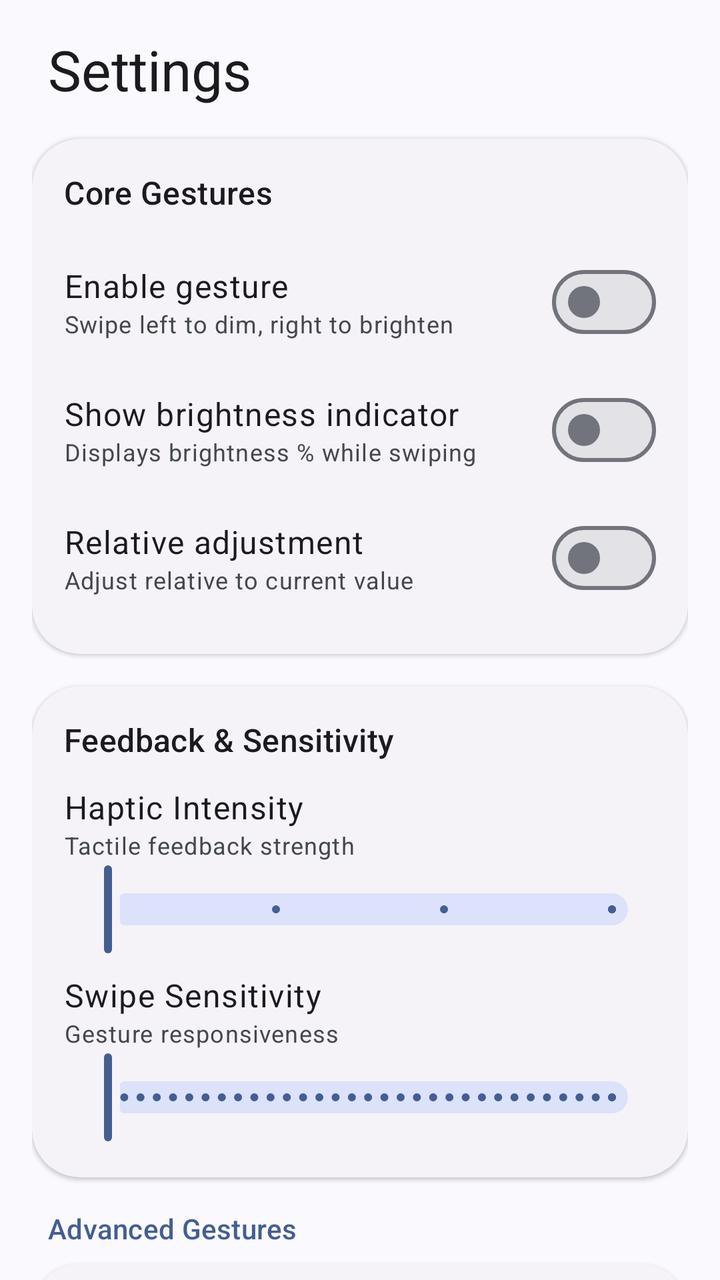
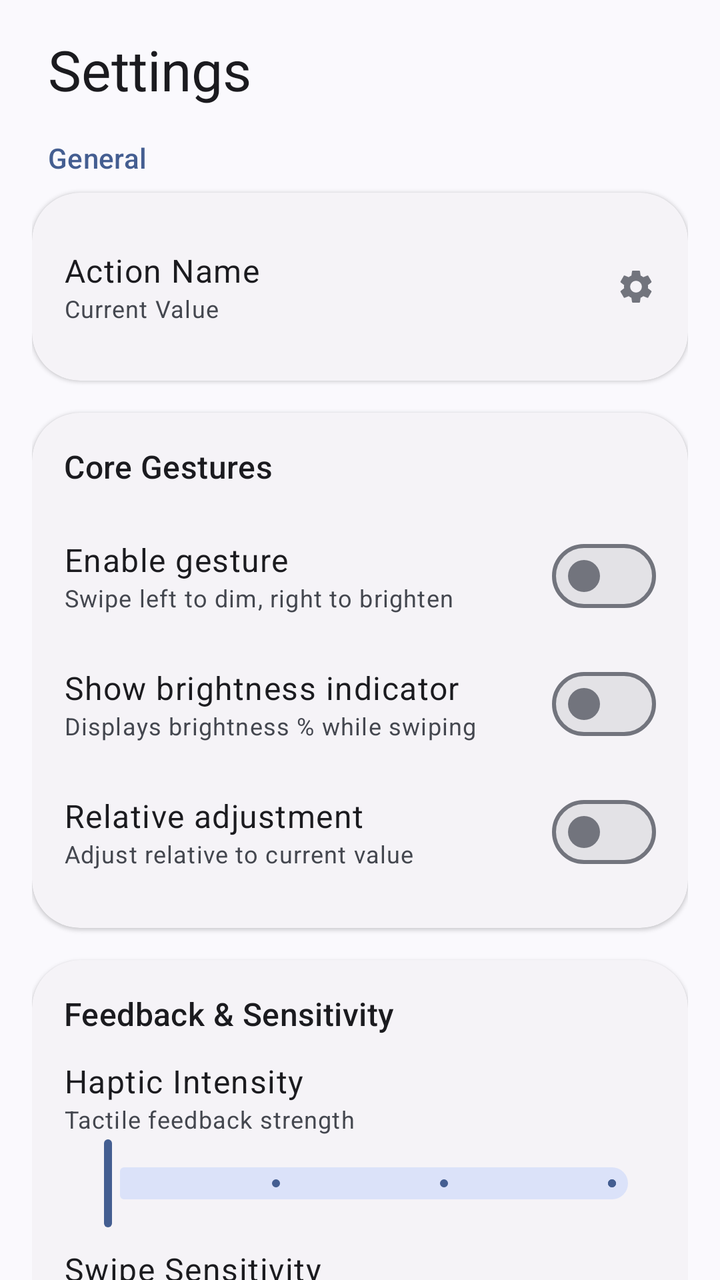

Before-and-after screenshots of an Android layout around one commit, followed by the original layout XML and the change that was made.
<!-- AndroidManifest.xml: application theme Theme.betterstatusbar -->
<!-- res/layout/fragment_settings.xml -->
<?xml version="1.0" encoding="utf-8"?>
<androidx.core.widget.NestedScrollView xmlns:android="http://schemas.android.com/apk/res/android"
    xmlns:app="http://schemas.android.com/apk/res-auto"
    android:layout_width="match_parent"
    android:layout_height="match_parent"
    android:background="?android:attr/windowBackground">

    <LinearLayout
        android:layout_width="match_parent"
        android:layout_height="wrap_content"
        android:orientation="vertical"
        android:padding="16dp">

        
        <TextView
            android:layout_width="wrap_content"
            android:layout_height="wrap_content"
            android:layout_marginStart="8dp"
            android:layout_marginBottom="16dp"
            android:text="@string/settings_title"
            android:textAppearance="?attr/textAppearanceHeadlineMedium" />

        
        <com.google.android.material.card.MaterialCardView
            style="?attr/materialCardViewElevatedStyle"
            android:layout_width="match_parent"
            android:layout_height="wrap_content"
            android:layout_marginBottom="16dp"
            app:cardCornerRadius="24dp">

            <LinearLayout
                android:layout_width="match_parent"
                android:layout_height="wrap_content"
                android:orientation="vertical"
                android:padding="16dp">

                <TextView
                    android:layout_width="wrap_content"
                    android:layout_height="wrap_content"
                    android:layout_marginBottom="12dp"
                    android:text="@string/core_gestures_title"
                    android:textAppearance="?attr/textAppearanceTitleMedium" />

                
                <LinearLayout
                    android:id="@+id/row_enable_gesture"
                    android:layout_width="match_parent"
                    android:layout_height="wrap_content"
                    android:gravity="center_vertical"
                    android:orientation="horizontal"
                    android:paddingVertical="8dp">
                    <LinearLayout
                        android:layout_width="0dp"
                        android:layout_height="wrap_content"
                        android:layout_weight="1"
                        android:orientation="vertical">
                        <TextView
                            android:layout_width="wrap_content"
                            android:layout_height="wrap_content"
                            android:text="@string/enable_gesture_title"
                            android:textAppearance="?attr/textAppearanceBodyLarge" />
                        <TextView
                            android:layout_width="wrap_content"
                            android:layout_height="wrap_content"
                            android:text="@string/enable_gesture_summary"
                            android:textAppearance="?attr/textAppearanceBodySmall"
                            android:textColor="?android:attr/textColorSecondary" />
                    </LinearLayout>
                    <com.google.android.material.materialswitch.MaterialSwitch
                        android:id="@+id/sw_gesture"
                        android:layout_width="wrap_content"
                        android:layout_height="wrap_content" />
                </LinearLayout>

                
                <LinearLayout
                    android:id="@+id/row_show_indicator"
                    android:layout_width="match_parent"
                    android:layout_height="wrap_content"
                    android:gravity="center_vertical"
                    android:orientation="horizontal"
                    android:paddingVertical="8dp">
                    <LinearLayout
                        android:layout_width="0dp"
                        android:layout_height="wrap_content"
                        android:layout_weight="1"
                        android:orientation="vertical">
                        <TextView
                            android:layout_width="wrap_content"
                            android:layout_height="wrap_content"
                            android:text="@string/show_indicator_title"
                            android:textAppearance="?attr/textAppearanceBodyLarge" />
                        <TextView
                            android:layout_width="wrap_content"
                            android:layout_height="wrap_content"
                            android:text="@string/show_indicator_summary"
                            android:textAppearance="?attr/textAppearanceBodySmall"
                            android:textColor="?android:attr/textColorSecondary" />
                    </LinearLayout>
                    <com.google.android.material.materialswitch.MaterialSwitch
                        android:id="@+id/sw_overlay"
                        android:layout_width="wrap_content"
                        android:layout_height="wrap_content" />
                </LinearLayout>

                
                <LinearLayout
                    android:id="@+id/row_relative_adj"
                    android:layout_width="match_parent"
                    android:layout_height="wrap_content"
                    android:gravity="center_vertical"
                    android:orientation="horizontal"
                    android:paddingVertical="8dp">
                    <LinearLayout
                        android:layout_width="0dp"
                        android:layout_height="wrap_content"
                        android:layout_weight="1"
                        android:orientation="vertical">
                        <TextView
                            android:layout_width="wrap_content"
                            android:layout_height="wrap_content"
                            android:text="@string/relative_adjustment_title"
                            android:textAppearance="?attr/textAppearanceBodyLarge" />
                        <TextView
                            android:layout_width="wrap_content"
                            android:layout_height="wrap_content"
                            android:text="@string/relative_adjustment_summary"
                            android:textAppearance="?attr/textAppearanceBodySmall"
                            android:textColor="?android:attr/textColorSecondary" />
                    </LinearLayout>
                    <com.google.android.material.materialswitch.MaterialSwitch
                        android:id="@+id/sw_relative"
                        android:layout_width="wrap_content"
                        android:layout_height="wrap_content" />
                </LinearLayout>
            </LinearLayout>
        </com.google.android.material.card.MaterialCardView>

        
        <com.google.android.material.card.MaterialCardView
            style="?attr/materialCardViewElevatedStyle"
            android:layout_width="match_parent"
            android:layout_height="wrap_content"
            android:layout_marginBottom="16dp"
            app:cardCornerRadius="24dp">

            <LinearLayout
                android:layout_width="match_parent"
                android:layout_height="wrap_content"
                android:orientation="vertical"
                android:padding="16dp">

                <TextView
                    android:layout_width="wrap_content"
                    android:layout_height="wrap_content"
                    android:layout_marginBottom="12dp"
                    android:text="@string/feedback_sensitivity_title"
                    android:textAppearance="?attr/textAppearanceTitleMedium" />

                
                <TextView
                    android:layout_width="wrap_content"
                    android:layout_height="wrap_content"
                    android:text="@string/haptic_intensity_title"
                    android:textAppearance="?attr/textAppearanceBodyLarge" />
                <TextView
                    android:id="@+id/txt_haptic_val"
                    android:layout_width="wrap_content"
                    android:layout_height="wrap_content"
                    android:text="@string/haptic_intensity_summary"
                    android:textAppearance="?attr/textAppearanceBodySmall"
                    android:textColor="?android:attr/textColorSecondary" />
                <com.google.android.material.slider.Slider
                    android:id="@+id/slider_haptic"
                    android:layout_width="match_parent"
                    android:layout_height="wrap_content"
                    android:valueFrom="0"
                    android:valueTo="3"
                    android:stepSize="1" />

                
                <TextView
                    android:layout_width="wrap_content"
                    android:layout_height="wrap_content"
                    android:layout_marginTop="8dp"
                    android:text="@string/swipe_sensitivity_title"
                    android:textAppearance="?attr/textAppearanceBodyLarge" />
                <TextView
                    android:id="@+id/txt_sensitivity_val"
                    android:layout_width="wrap_content"
                    android:layout_height="wrap_content"
                    android:text="@string/swipe_sensitivity_summary"
                    android:textAppearance="?attr/textAppearanceBodySmall"
                    android:textColor="?android:attr/textColorSecondary" />
                <com.google.android.material.slider.Slider
                    android:id="@+id/slider_sensitivity"
                    android:layout_width="match_parent"
                    android:layout_height="wrap_content"
                    android:valueFrom="10"
                    android:valueTo="500"
                    android:stepSize="10" />

            </LinearLayout>
        </com.google.android.material.card.MaterialCardView>

        
        <TextView
            android:layout_width="wrap_content"
            android:layout_height="wrap_content"
            android:layout_marginStart="8dp"
            android:layout_marginBottom="8dp"
            android:text="@string/advanced_gestures_title"
            android:textAppearance="?attr/textAppearanceTitleSmall"
            android:textColor="?attr/colorPrimary" />

        
        <com.google.android.material.card.MaterialCardView
            style="?attr/materialCardViewElevatedStyle"
            android:layout_width="match_parent"
            android:layout_height="wrap_content"
            android:layout_marginBottom="16dp"
            app:cardCornerRadius="24dp">

            <LinearLayout
                android:layout_width="match_parent"
                android:layout_height="wrap_content"
                android:orientation="vertical"
                android:padding="16dp">

                
                <include layout="@layout/row_action" android:id="@+id/row_battery_single" />
                <include layout="@layout/row_action" android:id="@+id/row_battery_double" />
                <include layout="@layout/row_action" android:id="@+id/row_battery_long" />

                <View android:layout_width="match_parent" android:layout_height="1dp" android:background="?attr/colorOutlineVariant" android:layout_marginVertical="8dp" />

                
                <include layout="@layout/row_action" android:id="@+id/row_time_single" />
                <include layout="@layout/row_action" android:id="@+id/row_time_double" />
                <include layout="@layout/row_action" android:id="@+id/row_time_long" />

                <View android:layout_width="match_parent" android:layout_height="1dp" android:background="?attr/colorOutlineVariant" android:layout_marginVertical="8dp" />

                
                <include layout="@layout/row_action" android:id="@+id/row_status_single" />
                <include layout="@layout/row_action" android:id="@+id/row_status_double" />
                <include layout="@layout/row_action" android:id="@+id/row_status_long" />

            </LinearLayout>
        </com.google.android.material.card.MaterialCardView>

        
        <com.google.android.material.card.MaterialCardView
            style="?attr/materialCardViewElevatedStyle"
            android:layout_width="match_parent"
            android:layout_height="wrap_content"
            android:layout_marginBottom="32dp"
            app:cardCornerRadius="24dp">

            <LinearLayout
                android:layout_width="match_parent"
                android:layout_height="wrap_content"
                android:orientation="vertical"
                android:padding="16dp">

                <TextView
                    android:layout_width="wrap_content"
                    android:layout_height="wrap_content"
                    android:layout_marginBottom="8dp"
                    android:text="@string/how_to_use_title"
                    android:textAppearance="?attr/textAppearanceTitleMedium" />

                <TextView
                    android:layout_width="match_parent"
                    android:layout_height="wrap_content"
                    android:text="@string/how_to_use_content"
                    android:textAppearance="?attr/textAppearanceBodySmall"
                    android:textColor="?android:attr/textColorSecondary"
                    android:lineSpacingExtra="4dp" />
            </LinearLayout>
        </com.google.android.material.card.MaterialCardView>

    </LinearLayout>
</androidx.core.widget.NestedScrollView>
<!-- res/layout/row_action.xml (included above) -->
<?xml version="1.0" encoding="utf-8"?>
<LinearLayout xmlns:android="http://schemas.android.com/apk/res/android"
    android:layout_width="match_parent"
    android:layout_height="wrap_content"
    android:background="?attr/selectableItemBackground"
    android:clickable="true"
    android:focusable="true"
    android:gravity="center_vertical"
    android:orientation="horizontal"
    android:paddingVertical="12dp">

    <LinearLayout
        android:layout_width="0dp"
        android:layout_height="wrap_content"
        android:layout_weight="1"
        android:orientation="vertical">

        <TextView
            android:id="@+id/action_label"
            android:layout_width="wrap_content"
            android:layout_height="wrap_content"
            android:text="Action Name"
            android:textAppearance="?attr/textAppearanceBodyLarge" />

        <TextView
            android:id="@+id/action_value"
            android:layout_width="wrap_content"
            android:layout_height="wrap_content"
            android:text="Current Value"
            android:textAppearance="?attr/textAppearanceBodySmall"
            android:textColor="?android:attr/textColorSecondary" />
    </LinearLayout>

    <ImageView
        android:layout_width="20dp"
        android:layout_height="20dp"
        android:src="@drawable/ic_settings"
        app:tint="?attr/colorOutline"
        xmlns:app="http://schemas.android.com/apk/res-auto" />

</LinearLayout>
<!-- resources referenced by this layout -->
<resources>
  <!-- drawable ic_settings (drawable) -->
  <vector xmlns:android="http://schemas.android.com/apk/res/android"
      android:width="24dp"
      android:height="24dp"
      android:viewportWidth="24"
      android:viewportHeight="24"
      android:tint="?attr/colorControlNormal">
    <path
        android:fillColor="@android:color/white"
        android:pathData="M19.14,12.94c0.04,-0.3 0.06,-0.61 0.06,-0.94c0,-0.33 -0.02,-0.64 -0.06,-0.94l2.03,-1.58c0.18,-0.14 0.23,-0.41 0.12,-0.61l-1.92,-3.32c-0.12,-0.22 -0.37,-0.29 -0.59,-0.22l-2.39,0.96c-0.5,-0.38 -1.03,-0.7 -1.62,-0.94L14.4,2.81c-0.04,-0.24 -0.24,-0.41 -0.48,-0.41h-3.84c-0.24,0 -0.43,0.17 -0.47,0.41L9.25,5.35C8.66,5.59 8.13,5.91 7.63,6.29L5.24,5.33c-0.22,-0.08 -0.47,0 -0.59,0.22L2.73,8.87c-0.11,0.2 -0.06,0.47 0.12,0.61l2.03,1.58C4.84,11.36 4.82,11.67 4.82,12c0,0.33 0.02,0.64 0.06,0.94l-2.03,1.58c-0.18,0.14 -0.23,0.41 -0.12,0.61l1.92,3.32c0.12,0.22 0.37,0.29 0.59,0.22l2.39,-0.96c0.5,0.38 1.03,0.7 1.62,0.94l0.36,2.54c0.05,0.24 0.24,0.41 0.48,0.41h3.84c0.24,0 0.44,-0.17 0.47,-0.41l0.36,-2.54c0.59,-0.24 1.13,-0.56 1.62,-0.94l2.39,0.96c0.22,0.08 0.47,0 0.59,-0.22l1.92,-3.32c0.12,-0.22 0.07,-0.47 -0.12,-0.61L19.14,12.94zM12,15.5c-1.93,0 -3.5,-1.57 -3.5,-3.5s1.57,-3.5 3.5,-3.5s3.5,1.57 3.5,3.5S13.93,15.5 12,15.5z"/>
  </vector>
  <string name="advanced_gestures_title">Advanced Gestures</string>
  <string name="core_gestures_title">Core Gestures</string>
  <string name="enable_gesture_summary">Swipe left to dim, right to brighten</string>
  <string name="enable_gesture_title">Enable gesture</string>
  <string name="feedback_sensitivity_title">Feedback &amp; Sensitivity</string>
  <string name="haptic_intensity_summary">Tactile feedback strength</string>
  <string name="haptic_intensity_title">Haptic Intensity</string>
  <string name="how_to_use_content">• Swipe right on the status bar to increase brightness\n• Swipe left to decrease brightness\n• Works with notification shade open or closed\n• Works on the lockscreen\n• The % indicator matches system brightness\n• Configure tap actions above</string>
  <string name="how_to_use_title">How to use</string>
  <string name="relative_adjustment_summary">Adjust relative to current value</string>
  <string name="relative_adjustment_title">Relative adjustment</string>
  <string name="settings_title">Settings</string>
  <string name="show_indicator_summary">Displays brightness % while swiping</string>
  <string name="show_indicator_title">Show brightness indicator</string>
  <string name="swipe_sensitivity_summary">Gesture responsiveness</string>
  <string name="swipe_sensitivity_title">Swipe Sensitivity</string>
  <style name="Theme.betterstatusbar" parent="Theme.Material3.DynamicColors.DayNight.NoActionBar">
      </style>
</resources>

<!-- the commit's change to res/layout/fragment_settings.xml (unified diff, before → after) -->
@@ -19,6 +19,35 @@
             android:layout_marginBottom="16dp"
             android:text="@string/settings_title"
             android:textAppearance="?attr/textAppearanceHeadlineMedium" />
+
+        
+        <TextView
+            android:layout_width="wrap_content"
+            android:layout_height="wrap_content"
+            android:layout_marginStart="8dp"
+            android:layout_marginBottom="8dp"
+            android:text="@string/general_header"
+            android:textAppearance="?attr/textAppearanceTitleSmall"
+            android:textColor="?attr/colorPrimary" />
+
+        
+        <com.google.android.material.card.MaterialCardView
+            style="?attr/materialCardViewElevatedStyle"
+            android:layout_width="match_parent"
+            android:layout_height="wrap_content"
+            android:layout_marginBottom="16dp"
+            app:cardCornerRadius="24dp">
+
+            <LinearLayout
+                android:layout_width="match_parent"
+                android:layout_height="wrap_content"
+                android:orientation="vertical"
+                android:padding="16dp">
+
+                <include layout="@layout/row_action" android:id="@+id/row_language" />
+
+            </LinearLayout>
+        </com.google.android.material.card.MaterialCardView>
 
         
         <com.google.android.material.card.MaterialCardView
<!-- resource entries referenced after the edit -->
@@ -16,6 +16,7 @@
   <string name="enable_gesture_summary">Swipe left to dim, right to brighten</string>
   <string name="enable_gesture_title">Enable gesture</string>
   <string name="feedback_sensitivity_title">Feedback &amp; Sensitivity</string>
+  <string name="general_header">General</string>
   <string name="haptic_intensity_summary">Tactile feedback strength</string>
   <string name="haptic_intensity_title">Haptic Intensity</string>
   <string name="how_to_use_content">• Swipe right on the status bar to increase brightness\n• Swipe left to decrease brightness\n• Works with notification shade open or closed\n• Works on the lockscreen\n• The % indicator matches system brightness\n• Configure tap actions above</string>
